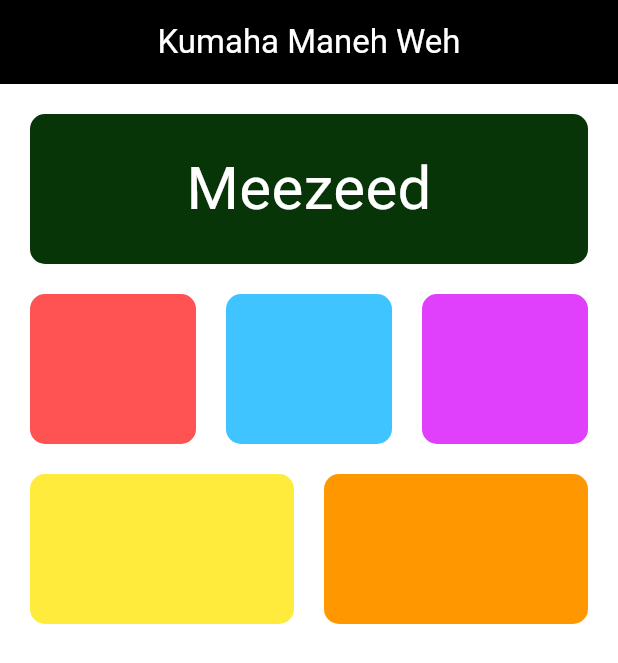
After one commit to meezeed/hello_world, a Flutter app: the screen it shows after launch, on a phone screen of 412 x 824 dp. The commit adds this screen. Shown: the top 663 px of the screen. Run offline on Flutter 3.47's test engine with Material 2 defaults, Android fonts, the phone set to English and light mode, and no system bars.

Commit message:
Belajar Day 2

```diff
--- /dev/null
+++ b/lib/hello_world5.dart
@@ -0,0 +1,126 @@
+import 'package:flutter/material.dart';
+
+class HelloWorld5 extends StatelessWidget {
+  const HelloWorld5({super.key});
+
+  @override
+  Widget build(BuildContext context) {
+    return Scaffold(
+      appBar: AppBar(
+        title: Text("Kumaha Maneh Weh"),
+        backgroundColor: Colors.black,
+        foregroundColor: Colors.white,
+        centerTitle: true,
+      ),
+      body: Container(
+        width: double.infinity,
+        height: double.infinity,
+        color: Colors.white,
+        padding: EdgeInsets.only(top: 20, left: 20, right: 20),
+        child: Column(
+          children: [
+            content1(),
+            SizedBox(
+              height: 20,
+            ),
+            content2(),
+            SizedBox(
+              height: 20,
+            ),
+            content3(),
+          ],
+        ),
+      ),
+    );
+  }
+
+  Widget content1() {
+    return Container(
+      height: 100,
+      width: double.infinity,
+      decoration: BoxDecoration(
+        color: Color.fromARGB(255, 8, 53, 7),
+        borderRadius: BorderRadius.circular(10),
+      ),
+      child: Center(
+        child: Text(
+          "Meezeed",
+          style: TextStyle(color: Colors.white, fontSize: 40),
+        ),
+      ),
+    );
+  }
+
+  Widget content2() {
+    return Row(
+      children: [
+        Expanded(
+          child: Container(
+            height: 100,
+            width: 100,
+            decoration: BoxDecoration(
+              color: Colors.redAccent,
+              borderRadius: BorderRadius.circular(10),
+            ),
+          ),
+        ),
+        SizedBox(
+          width: 20,
+        ),
+        Expanded(
+          child: Container(
+            height: 100,
+            width: 100,
+            decoration: BoxDecoration(
+              color: Colors.lightBlueAccent,
+              borderRadius: BorderRadius.circular(10),
+            ),
+          ),
+        ),
+        SizedBox(
+          width: 20,
+        ),
+        Expanded(
+          child: Container(
+            height: 100,
+            width: 100,
+            decoration: BoxDecoration(
+              color: Colors.purpleAccent,
+              borderRadius: BorderRadius.circular(10),
+            ),
+          ),
+        ),
+      ],
+    );
+  }
+
+  Widget content3() {
+    return Row(
+      children: [
+        Expanded(
+          child: Container(
+            height: 100,
+            width: 100,
+            decoration: BoxDecoration(
+              color: Colors.yellow,
+              borderRadius: BorderRadius.circular(10),
+            ),
+          ),
+        ),
+        SizedBox(
+          width: 20,
+        ),
+        Expanded(
+          child: Container(
+            height: 100,
+            width: 100,
+            decoration: BoxDecoration(
+              color: Colors.orange,
+              borderRadius: BorderRadius.circular(10),
+            ),
+          ),
+        ),
+      ],
+    );
+  }
+}
--- a/lib/main.dart
+++ b/lib/main.dart
@@ -2,6 +2,8 @@ import 'package:flutter/material.dart';
 import 'package:hello_world/hello_world.dart';
 import 'package:hello_world/hello_world2.dart';
 import 'package:hello_world/hello_world3.dart';
+import 'package:hello_world/hello_world4.dart';
+import 'package:hello_world/hello_world5.dart';
 
 void main() {
   runApp(const MyApp());
@@ -18,7 +20,7 @@ class MyApp extends StatelessWidget {
         colorScheme: ColorScheme.fromSeed(seedColor: Colors.deepPurple),
         useMaterial3: true,
       ),
-      home: HellowWorld3(),
+      home: HelloWorld5(),
     );
   }
 }
```
Also changed, not shown: lib/hello_world4.dart (added, +119 -0 lines).
